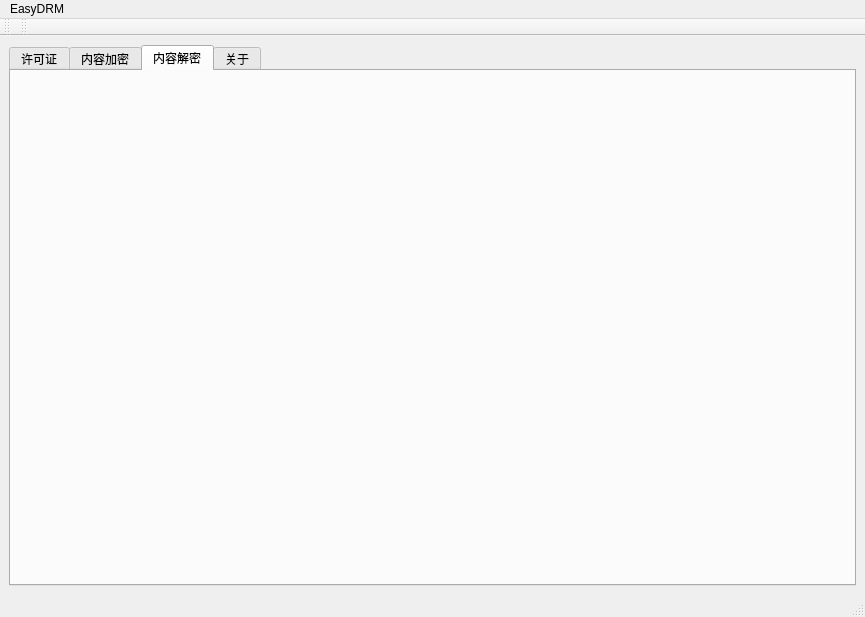
LittleAO1179/EasyDRM, file mainwindow.ui: the form before one commit.
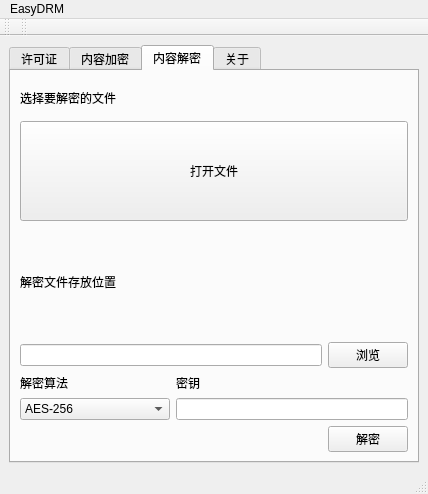
The form after the commit. The open tabs and pages were chosen to show the change.

Commit message: Feature：添加解密界面

```diff
--- a/mainwindow.ui
+++ b/mainwindow.ui
@@ -6,8 +6,8 @@
    <rect>
     <x>0</x>
     <y>0</y>
-    <width>865</width>
-    <height>617</height>
+    <width>428</width>
+    <height>494</height>
    </rect>
   </property>
   <property name="windowTitle">
@@ -210,6 +210,156 @@
        <attribute name="title">
         <string>内容解密</string>
        </attribute>
+       <layout class="QVBoxLayout" name="verticalLayout_11">
+        <item>
+         <layout class="QVBoxLayout" name="verticalLayout_12">
+          <item>
+           <widget class="QLabel" name="label_8">
+            <property name="text">
+             <string>选择要解密的文件</string>
+            </property>
+           </widget>
+          </item>
+          <item>
+           <widget class="QPushButton" name="pushButton_7">
+            <property name="minimumSize">
+             <size>
+              <width>0</width>
+              <height>100</height>
+             </size>
+            </property>
+            <property name="text">
+             <string>打开文件</string>
+            </property>
+           </widget>
+          </item>
+         </layout>
+        </item>
+        <item>
+         <layout class="QVBoxLayout" name="verticalLayout_9">
+          <item>
+           <widget class="QLabel" name="label_10">
+            <property name="text">
+             <string>解密文件存放位置</string>
+            </property>
+           </widget>
+          </item>
+          <item>
+           <layout class="QHBoxLayout" name="horizontalLayout_4">
+            <item>
+             <widget class="QLineEdit" name="lineEdit_3"/>
+            </item>
+            <item>
+             <widget class="QPushButton" name="pushButton_8">
+              <property name="text">
+               <string>浏览</string>
+              </property>
+             </widget>
+            </item>
+           </layout>
+          </item>
+         </layout>
+        </item>
+        <item>
+         <layout class="QHBoxLayout" name="horizontalLayout_5">
+          <item>
+           <layout class="QVBoxLayout" name="verticalLayout_8">
+            <property name="sizeConstraint">
+             <enum>QLayout::SizeConstraint::SetDefaultConstraint</enum>
+            </property>
+            <item>
+             <widget class="QLabel" name="label_9">
+              <property name="sizePolicy">
+               <sizepolicy hsizetype="Preferred" vsizetype="Fixed">
+                <horstretch>0</horstretch>
+                <verstretch>0</verstretch>
+               </sizepolicy>
+              </property>
+              <property name="text">
+               <string>解密算法</string>
+              </property>
+             </widget>
+            </item>
+            <item>
+             <widget class="QComboBox" name="comboBox_2">
+              <property name="sizePolicy">
+               <sizepolicy hsizetype="Fixed" vsizetype="Fixed">
+                <horstretch>0</horstretch>
+                <verstretch>0</verstretch>
+               </sizepolicy>
+              </property>
+              <property name="minimumSize">
+               <size>
+                <width>150</width>
+                <height>0</height>
+               </size>
+              </property>
+              <item>
+               <property name="text">
+                <string>AES-256</string>
+               </property>
+              </item>
+              <item>
+               <property name="text">
+                <string>DES-64</string>
+               </property>
+              </item>
+              <item>
+               <property name="text">
+                <string>RSA</string>
+               </property>
+              </item>
+             </widget>
+            </item>
+           </layout>
+          </item>
+          <item>
+           <layout class="QVBoxLayout" name="verticalLayout_10">
+            <item>
+             <widget class="QLabel" name="label_11">
+              <property name="sizePolicy">
+               <sizepolicy hsizetype="Preferred" vsizetype="Fixed">
+                <horstretch>0</horstretch>
+                <verstretch>0</verstretch>
+               </sizepolicy>
+              </property>
+              <property name="text">
+               <string>密钥</string>
+              </property>
+             </widget>
+            </item>
+            <item>
+             <widget class="QLineEdit" name="lineEdit_4"/>
+            </item>
+           </layout>
+          </item>
+         </layout>
+        </item>
+        <item>
+         <layout class="QHBoxLayout" name="horizontalLayout_6">
+          <item>
+           <spacer name="horizontalSpacer">
+            <property name="orientation">
+             <enum>Qt::Orientation::Horizontal</enum>
+            </property>
+            <property name="sizeHint" stdset="0">
+             <size>
+              <width>40</width>
+              <height>20</height>
+             </size>
+            </property>
+           </spacer>
+          </item>
+          <item>
+           <widget class="QPushButton" name="pushButton_9">
+            <property name="text">
+             <string>解密</string>
+            </property>
+           </widget>
+          </item>
+         </layout>
+        </item>
+       </layout>
       </widget>
       <widget class="QWidget" name="tab_4">
        <attribute name="title">
@@ -248,7 +398,7 @@
     <rect>
      <x>0</x>
      <y>0</y>
-     <width>865</width>
+     <width>428</width>
      <height>33</height>
     </rect>
    </property>
```
Left out of the diff: 2 changed lines with no effect on the pictures.
